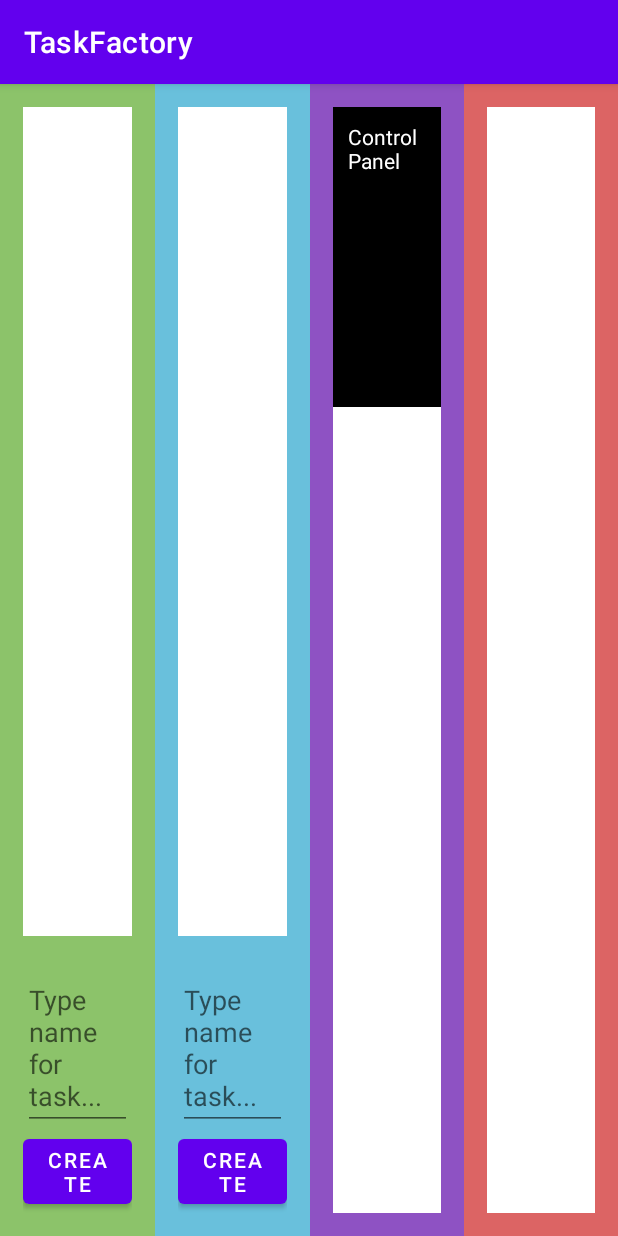
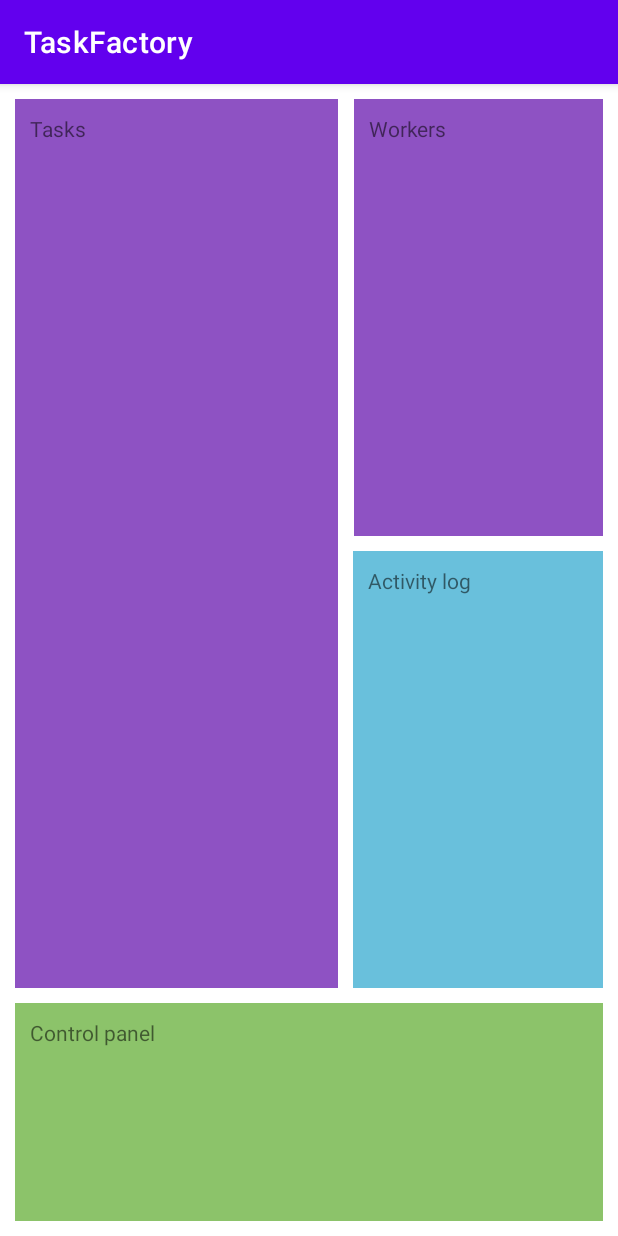
Before and after one commit to joshuajgomez/task-factory, an Android app: the DashboardActivity screen opened directly, with no data from a screen before it, on a phone screen of 412 x 824 dp. Run offline under Robolectric (Android 15) with nearby library versions, the phone set to English and light mode, and no system bars.

Commit message:
Create base layout with ConstraintLayout

```diff
--- a/app/src/main/java/com/joshgm3z/taskfactory/DashboardActivity.kt
+++ b/app/src/main/java/com/joshgm3z/taskfactory/DashboardActivity.kt
@@ -6,6 +6,6 @@ import android.os.Bundle
 class DashboardActivity : AppCompatActivity() {
     override fun onCreate(savedInstanceState: Bundle?) {
         super.onCreate(savedInstanceState)
-        setContentView(R.layout.activity_chat)
+        setContentView(R.layout.activity_dashboard)
     }
 }
--- /dev/null
+++ b/app/src/main/res/layout/activity_dashboard.xml
@@ -0,0 +1,117 @@
+<?xml version="1.0" encoding="utf-8"?>
+<androidx.constraintlayout.widget.ConstraintLayout xmlns:android="http://schemas.android.com/apk/res/android"
+    xmlns:app="http://schemas.android.com/apk/res-auto"
+    xmlns:tools="http://schemas.android.com/tools"
+    android:layout_width="match_parent"
+    android:layout_height="match_parent">
+
+    <!--Task container-->
+    <androidx.constraintlayout.widget.ConstraintLayout
+        android:id="@+id/cl_task_container"
+        android:layout_width="0dp"
+        android:layout_height="0dp"
+        android:layout_marginStart="10dp"
+        android:layout_marginTop="10dp"
+        android:layout_marginEnd="5dp"
+        android:layout_marginBottom="10dp"
+        android:background="@color/purple"
+        app:layout_constraintBottom_toTopOf="@id/cl_control_panel"
+        app:layout_constraintEnd_toStartOf="@+id/cl_worker_container"
+        app:layout_constraintHorizontal_weight="1.3"
+        app:layout_constraintStart_toStartOf="parent"
+        app:layout_constraintTop_toTopOf="parent"
+        app:layout_constraintVertical_weight="3">
+
+        <TextView
+            android:id="@+id/tv_tasks"
+            android:layout_width="wrap_content"
+            android:layout_height="wrap_content"
+            android:layout_marginStart="10dp"
+            android:layout_marginTop="10dp"
+            android:text="Tasks"
+            app:layout_constraintStart_toStartOf="parent"
+            app:layout_constraintTop_toTopOf="parent" />
+
+    </androidx.constraintlayout.widget.ConstraintLayout>
+
+    <!--Worker container-->
+    <androidx.constraintlayout.widget.ConstraintLayout
+        android:id="@+id/cl_worker_container"
+        android:layout_width="0dp"
+        android:layout_height="0dp"
+        android:layout_marginStart="5dp"
+        android:layout_marginTop="10dp"
+        android:layout_marginEnd="10dp"
+        android:layout_marginBottom="10dp"
+        android:background="@color/purple"
+        app:layout_constraintBottom_toTopOf="@id/cl_activity_log"
+        app:layout_constraintEnd_toEndOf="parent"
+        app:layout_constraintHorizontal_weight="1"
+        app:layout_constraintStart_toEndOf="@+id/cl_task_container"
+        app:layout_constraintTop_toTopOf="parent"
+        app:layout_constraintVertical_weight="1">
+
+        <TextView
+            android:id="@+id/tv_workers"
+            android:layout_width="wrap_content"
+            android:layout_height="wrap_content"
+            android:layout_marginStart="10dp"
+            android:layout_marginTop="10dp"
+            android:text="Workers"
+            app:layout_constraintStart_toStartOf="parent"
+            app:layout_constraintTop_toTopOf="parent" />
+
+    </androidx.constraintlayout.widget.ConstraintLayout>
+
+    <!--Activity log container-->
+    <androidx.constraintlayout.widget.ConstraintLayout
+        android:id="@+id/cl_activity_log"
+        android:layout_width="0dp"
+        android:layout_height="0dp"
+        android:layout_marginStart="10dp"
+        android:layout_marginEnd="10dp"
+        android:layout_marginBottom="10dp"
+        android:background="@color/blue"
+        app:layout_constraintBottom_toTopOf="@id/cl_control_panel"
+        app:layout_constraintEnd_toEndOf="parent"
+        app:layout_constraintStart_toEndOf="@id/cl_task_container"
+        app:layout_constraintTop_toBottomOf="@id/cl_worker_container"
+        app:layout_constraintVertical_weight="1">
+
+        <TextView
+            android:id="@+id/tv_activity_log"
+            android:layout_width="wrap_content"
+            android:layout_height="wrap_content"
+            android:layout_marginStart="10dp"
+            android:layout_marginTop="10dp"
+            android:text="Activity log"
+            app:layout_constraintStart_toStartOf="parent"
+            app:layout_constraintTop_toTopOf="parent" />
+    </androidx.constraintlayout.widget.ConstraintLayout>
+
+    <!--Control panel container-->
+    <androidx.constraintlayout.widget.ConstraintLayout
+        android:id="@+id/cl_control_panel"
+        android:layout_width="match_parent"
+        android:layout_height="0dp"
+        android:layout_marginStart="10dp"
+        android:layout_marginEnd="10dp"
+        android:layout_marginBottom="10dp"
+        android:background="@color/green"
+        app:layout_constraintBottom_toBottomOf="parent"
+        app:layout_constraintStart_toStartOf="parent"
+        app:layout_constraintTop_toBottomOf="@id/cl_activity_log"
+        app:layout_constraintVertical_weight="0.5">
+
+        <TextView
+            android:id="@+id/tv_control_panel"
+            android:layout_width="wrap_content"
+            android:layout_height="wrap_content"
+            android:layout_marginStart="10dp"
+            android:layout_marginTop="10dp"
+            android:text="Control panel"
+            app:layout_constraintStart_toStartOf="parent"
+            app:layout_constraintTop_toTopOf="parent" />
+    </androidx.constraintlayout.widget.ConstraintLayout>
+
+</androidx.constraintlayout.widget.ConstraintLayout>
```
Also changed, not shown: 1 other file.
